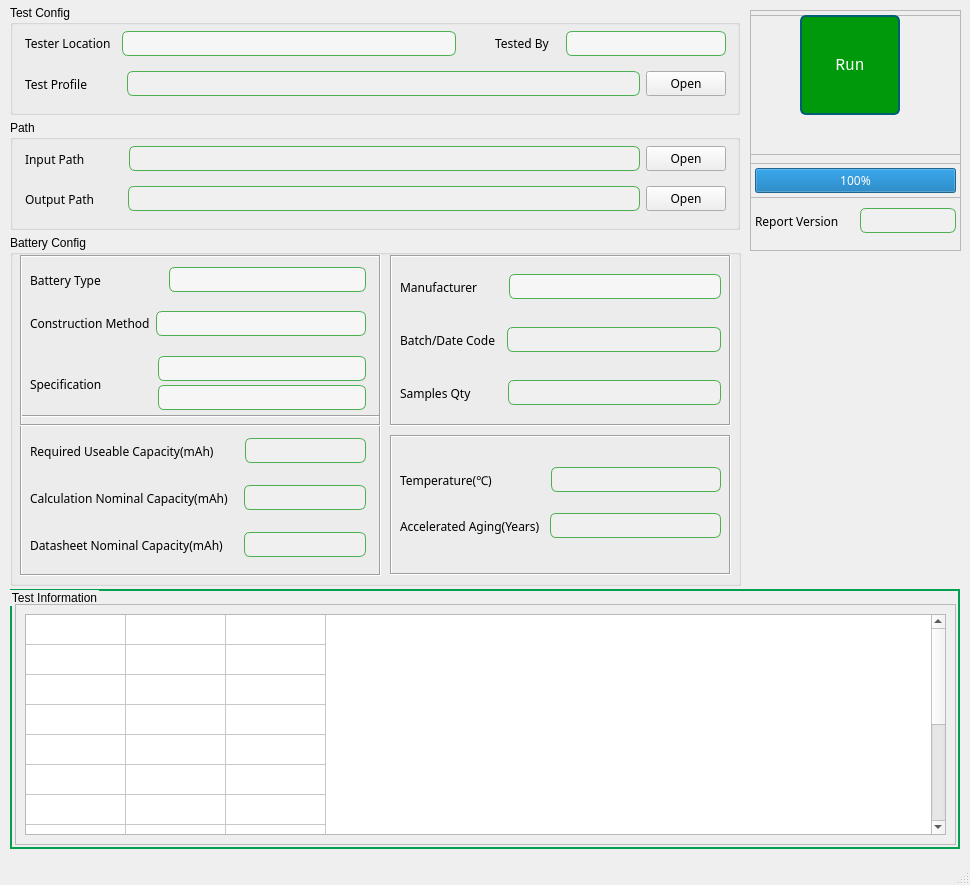
Before: the Qt Designer form config/resources/ui/UI_BatteryAnalysis.ui in Sandman6z/battery-analysis, drawn with Qt 5.
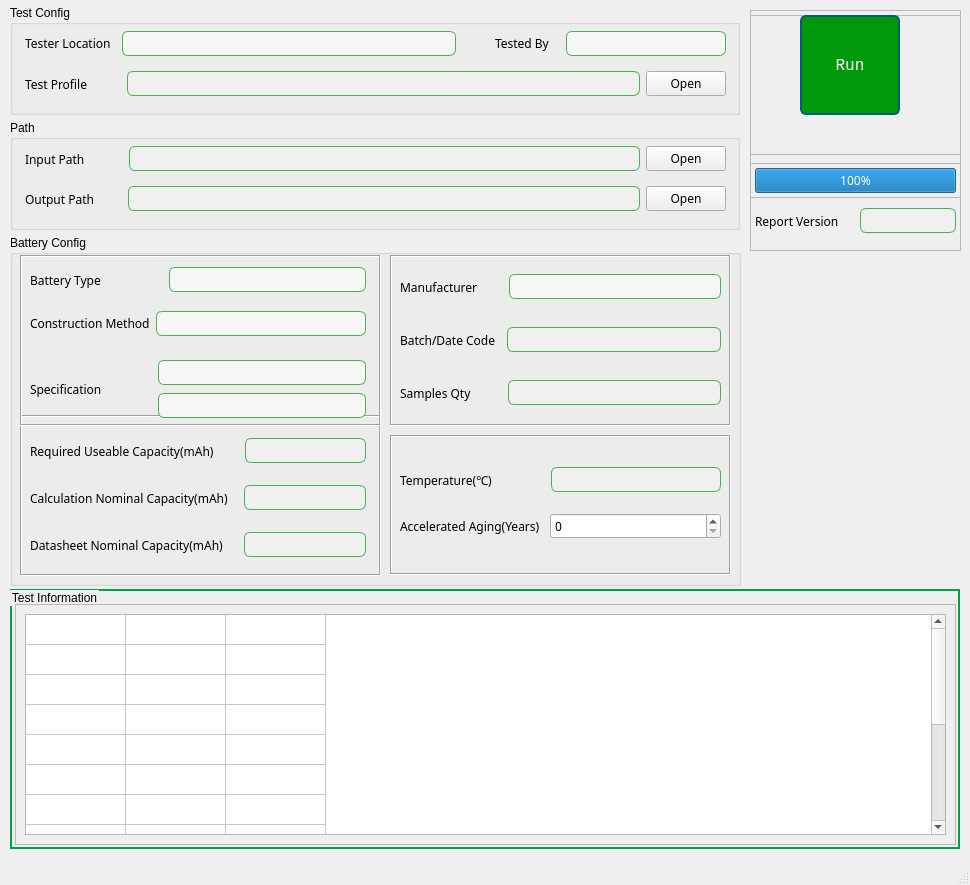
After: the same form once the commit is applied. Icons and pictures are not drawn.

Commit message:
fix(UI): 将加速老化输入框从QLineEdit改为QSpinBox并修复路径处理
修复配置文件中路径格式问题，将UI中的加速老化输入框从QLineEdit改为QSpinBox以提供更好的输入控制。同时改进文件路径处理，确保URL格式正确。

refactor: 优化代码结构和导入路径
重构代码结构，调整导入路径以更好地支持模块化。清理正则表达式字符串格式，使用原始字符串提高可读性。

fix: 修复资源文件中的图标路径问题
修正资源文件中图标路径的配置错误，确保UI中图标显示正常。

Diff of the .ui file:
```diff
--- a/config/resources/ui/UI_BatteryAnalysis.ui
+++ b/config/resources/ui/UI_BatteryAnalysis.ui
@@ -244,7 +244,7 @@
           </spacer>
          </item>
          <item>
-          <widget class="QLineEdit" name="lineEdit_AcceleratedAging">
+          <widget class="QSpinBox" name="spinBox_AcceleratedAging">
            <property name="sizePolicy">
             <sizepolicy hsizetype="Preferred" vsizetype="Fixed">
              <horstretch>0</horstretch>
@@ -261,20 +261,20 @@
             <enum>Qt::ClickFocus</enum>
            </property>
            <property name="styleSheet">
-            <string notr="true">QLineEdit {
-    border: 1px solid #4CAF50;   /* 绿色边框 */
-    border-radius: 6px;          /* 圆角半径 */
-    padding: 2px 6px;            /* 内边距，让文字不贴边 */
-    background-color: #F0F0F0;   /* 背景颜色 */
-}
-</string>
-           </property>
-           <property name="inputMethodHints">
-            <set>Qt::ImhHiddenText</set>
+            <string notr="true"/>
            </property>
            <property name="alignment">
             <set>Qt::AlignLeading|Qt::AlignLeft|Qt::AlignVCenter</set>
            </property>
+           <property name="minimum">
+            <number>0</number>
+           </property>
+           <property name="maximum">
+            <number>10</number>
+           </property>
+           <property name="value">
+            <number>0</number>
+           </property>
           </widget>
          </item>
         </layout>
@@ -605,7 +605,7 @@
         <x>0</x>
         <y>0</y>
         <width>361</width>
-        <height>171</height>
+        <height>181</height>
        </rect>
       </property>
       <layout class="QVBoxLayout" name="verticalLayout_7">
```
The commit also changes 5 other files.
